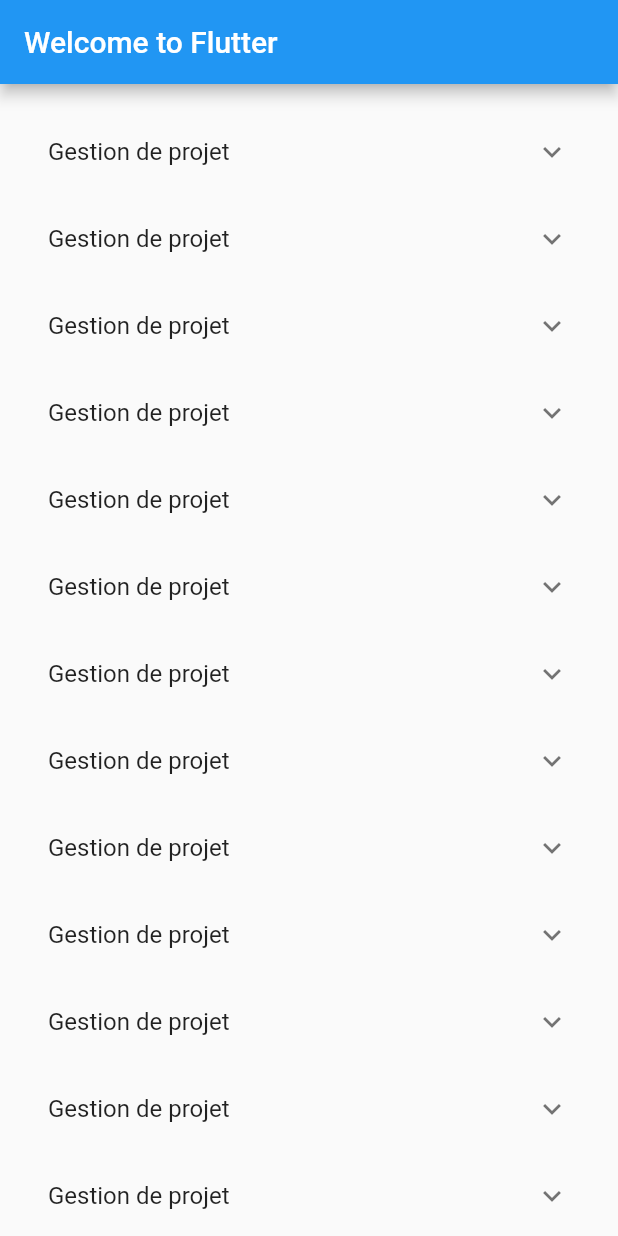
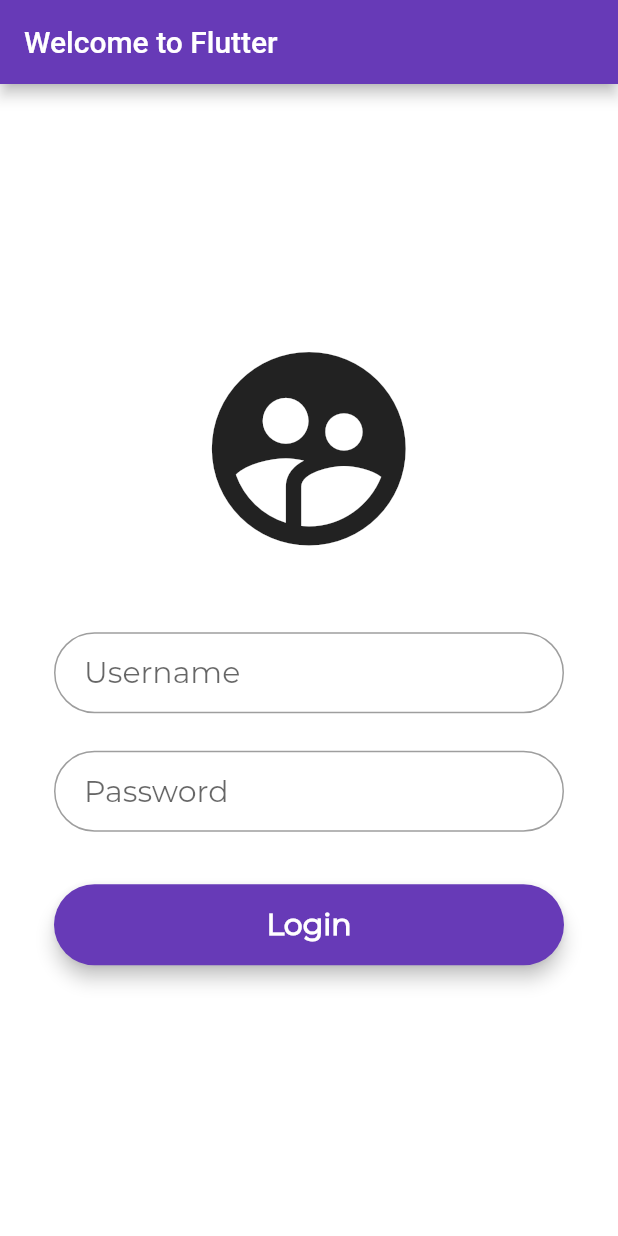
Before and after one commit to hbollon/SkillsList, a Flutter app: the screen it shows after launch, on a phone screen of 412 x 824 dp. Run offline on Flutter 3.47's test engine with Material 2 defaults, Android fonts, the phone set to English and light mode, and no system bars.

Commit message:
Experimental Login Page and Skill blocks

```diff
--- a/lib/main.dart
+++ b/lib/main.dart
@@ -3,7 +3,8 @@
 // found in the LICENSE file.
 
 import 'package:flutter/material.dart';
-import 'package:skillslist/widgets/skill_list.dart';
+import 'package:skillslist/screens/skill_list.dart';
+import 'package:skillslist/screens/login.dart';
 
 void main() => runApp(MyApp());
 
@@ -12,12 +13,13 @@ class MyApp extends StatelessWidget {
   Widget build(BuildContext context) {
     return MaterialApp(
       title: 'Welcome to Flutter',
+      theme: ThemeData(primarySwatch: Colors.deepPurple),
       home: Scaffold(
         appBar: AppBar(
           title: Text('Welcome to Flutter'),
         ),
         body: Center(
-          child: SkillList(),
+          child: LoginPage(),
         ),
       ),
     );
--- /dev/null
+++ b/lib/screens/login.dart
@@ -0,0 +1,88 @@
+import 'package:flutter/material.dart';
+import 'package:skillslist/screens/skill_list.dart';
+import 'package:skillslist/screens/test_list.dart';
+
+class LoginPage extends StatefulWidget {
+  LoginPage({Key key}) : super(key: key);
+  @override
+  _LoginPageState createState() => _LoginPageState();
+}
+
+class _LoginPageState extends State<LoginPage> {
+  TextStyle style = TextStyle(fontFamily: 'Montserrat', fontSize: 20.0);
+
+  @override
+  Widget build(BuildContext context) {
+    final usernameField = TextField(
+      obscureText: false,
+      style: style,
+      decoration: InputDecoration(
+          contentPadding: EdgeInsets.fromLTRB(20.0, 15.0, 20.0, 15.0),
+          hintText: "Username",
+          border:
+              OutlineInputBorder(borderRadius: BorderRadius.circular(32.0))),
+    );
+    final passwordField = TextField(
+      obscureText: true,
+      style: style,
+      decoration: InputDecoration(
+          contentPadding: EdgeInsets.fromLTRB(20.0, 15.0, 20.0, 15.0),
+          hintText: "Password",
+          border:
+              OutlineInputBorder(borderRadius: BorderRadius.circular(32.0))),
+    );
+    final loginButon = Material(
+      elevation: 5.0,
+      borderRadius: BorderRadius.circular(30.0),
+      color: Colors.deepPurple,
+      child: MaterialButton(
+        minWidth: MediaQuery.of(context).size.width,
+        padding: EdgeInsets.fromLTRB(20.0, 15.0, 20.0, 15.0),
+        onPressed: () {
+          Navigator.push(
+            context,
+            MaterialPageRoute(builder: (context) => SkillListNew()),
+          );
+        },
+        child: Text("Login",
+            textAlign: TextAlign.center,
+            style: style.copyWith(
+                color: Colors.white, fontWeight: FontWeight.bold)),
+      ),
+    );
+
+    return Scaffold(
+      body: Center(
+        child: Container(
+          color: Colors.white,
+          child: Padding(
+            padding: const EdgeInsets.all(36.0),
+            child: Column(
+              crossAxisAlignment: CrossAxisAlignment.center,
+              mainAxisAlignment: MainAxisAlignment.center,
+              children: <Widget>[
+                SizedBox(
+                    height: 155.0,
+                    child: Icon(
+                      Icons.supervised_user_circle,
+                      size: 155.0,
+                    )),
+                SizedBox(height: 45.0),
+                usernameField,
+                SizedBox(height: 25.0),
+                passwordField,
+                SizedBox(
+                  height: 35.0,
+                ),
+                loginButon,
+                SizedBox(
+                  height: 15.0,
+                ),
+              ],
+            ),
+          ),
+        ),
+      ),
+    );
+  }
+}
--- a/lib/widgets/skill_block_card.dart
+++ b/lib/widgets/skill_block_card.dart
@@ -6,9 +6,13 @@ class SkillBlockCard extends StatelessWidget {
 
   @override
   Widget build(BuildContext context) {
+    TextStyle style = TextStyle(fontFamily: 'Montserrat', fontSize: 20.0);
     return Center(
       child: ExpansionTile(
-        title: Text("Gestion de projet"),
+        title: Text(
+          "Gestion de projet",
+          style: style,
+        ),
         children: [SkillCard(), SkillCard()],
       ),
     );
```
Also changed, not shown: lib/screens/skill_list.dart (renamed from lib/widgets/skill_list.dart, +12 -2 lines), lib/screens/test_list.dart (added, +72 -0 lines), pubspec.yaml (+9 -14 lines), assets/cpp.png (added), assets/java.png (added), assets/python.png (added), fonts/Montserrat-Regular.ttf (added), pubspec.lock.
